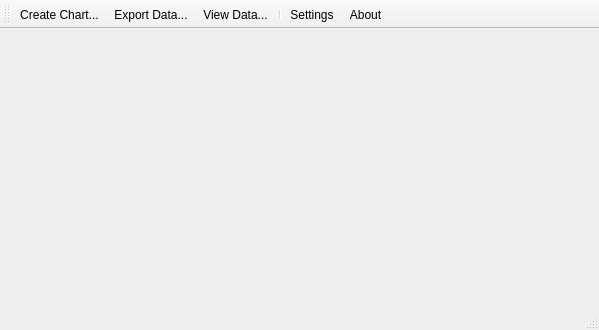
The window that desktop/mainwindow.ui (davidrg/zxweather) describes before a commit, drawn with Qt 5.
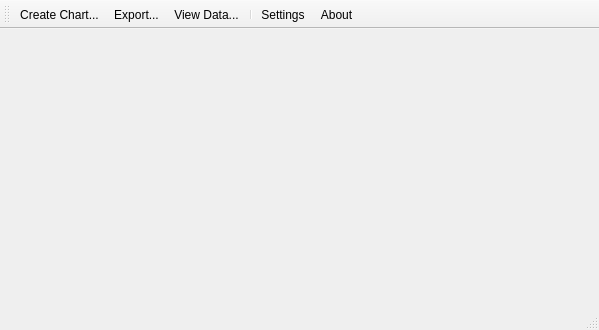
The same window after the commit. Icons and pictures are not drawn. Custom widgets are drawn as their Qt base class.

Commit message: Fix export button text

```diff
--- a/desktop/mainwindow.ui
+++ b/desktop/mainwindow.ui
@@ -150,7 +150,7 @@
     <string>Export...</string>
    </property>
    <property name="iconText">
-    <string>Export Data...</string>
+    <string>Export...</string>
    </property>
    <property name="toolTip">
     <string>Save data as a csv file...</string>
```
